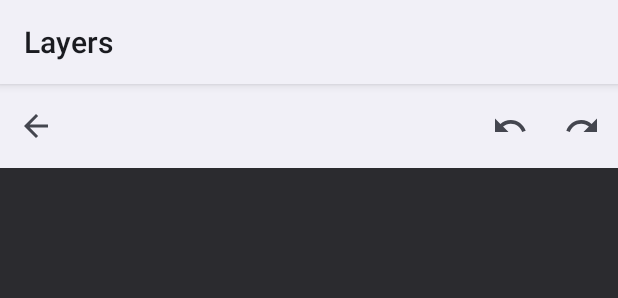
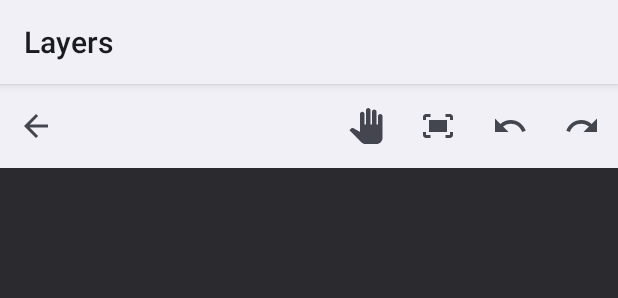
Before and after one commit to drhydr0/OpenLayers, an Android app: the layout activity_editor.xml on its own in the app's theme, with its tools: preview values and no code run, on a phone screen of 412 x 824 dp. Shown: the top 298 px of the screen. Run offline under Robolectric (Android 15) with nearby library versions, the phone set to English and light mode, and no system bars.

Commit message:
Add canvas navigation mode with pan, zoom, and fit
- A hand toggle in the top bar routes all canvas touches to the view:
  one finger pans, two fingers pan and zoom around the fingers. Editing
  gestures are off while it's on, so nothing moves by accident.
- Zoom is limited to 0.25x to 20x of the fitted view; the fit button
  returns to it. Document positions never change.
- After panning or zooming, layout changes (e.g. opening the layers
  panel) keep the view centered instead of refitting.
- Pan and zoom math is plain Kotlin with JVM tests.

Co-Authored-By: Claude Opus 5.5 <noreply@anthropic.com>
Claude-Session: https://claude.ai/code/session_01TR9B781iKaywFzwKjXBGyT

```diff
--- a/app/src/main/java/io/github/drhydr0/layers/render/DocumentView.kt
+++ b/app/src/main/java/io/github/drhydr0/layers/render/DocumentView.kt
@@ -41,6 +41,13 @@ class DocumentView @JvmOverloads constructor(
     var viewMatrix: Matrix = Matrix.IDENTITY
         private set
 
+    /** Scale of the fitted view, the reference for zoom limits. */
+    var fitScale: Double = 1.0
+        private set
+
+    // After the user pans or zooms, layout changes keep their view instead of refitting.
+    private var userAdjusted = false
+
     /** Extra drawing on top of the document in view coordinates, e.g. selection handles. */
     var overlay: ((Canvas) -> Unit)? = null
 
@@ -75,12 +82,34 @@ class DocumentView @JvmOverloads constructor(
             Rect(0.0, 0.0, width.toDouble(), height.toDouble()),
             margin = (MARGIN_DP * density).toDouble(),
         )
+        fitScale = Viewport.scaleOf(viewMatrix)
+        userAdjusted = false
+        invalidate()
+    }
+
+    /** Sets a panned or zoomed view. Navigation only: document positions never change. */
+    fun setUserView(matrix: Matrix) {
+        viewMatrix = matrix
+        userAdjusted = true
         invalidate()
     }
 
     override fun onSizeChanged(w: Int, h: Int, oldw: Int, oldh: Int) {
         super.onSizeChanged(w, h, oldw, oldh)
-        fitToScreen()
+        if (!userAdjusted || oldw == 0 || oldh == 0) {
+            fitToScreen()
+        } else {
+            // Keep what was centered still centered, e.g. when the layers panel opens.
+            viewMatrix = Viewport.pan(viewMatrix, (w - oldw) / 2.0, (h - oldh) / 2.0)
+            refreshFitScale()
+        }
+    }
+
+    private fun refreshFitScale() {
+        val doc = document ?: return
+        fitScale = Viewport.scaleOf(
+            Viewport.fit(doc.canvas.width, doc.canvas.height, Rect(0.0, 0.0, width.toDouble(), height.toDouble()), (MARGIN_DP * density).toDouble()),
+        )
     }
 
     override fun onDraw(canvas: Canvas) {
--- /dev/null
+++ b/app/src/main/res/drawable/ic_fit_screen.xml
@@ -0,0 +1,11 @@
+<?xml version="1.0" encoding="utf-8"?>
+<vector xmlns:android="http://schemas.android.com/apk/res/android"
+    android:width="24dp"
+    android:height="24dp"
+    android:tint="?android:attr/colorControlNormal"
+    android:viewportWidth="24"
+    android:viewportHeight="24">
+    <path
+        android:fillColor="#FFFFFFFF"
+        android:pathData="M17,4h3c1.1,0 2,0.9 2,2v2h-2V6h-3V4zM4,8V6h3V4H4C2.9,4 2,4.9 2,6v2H4zM20,16v2h-3v2h3c1.1,0 2,-0.9 2,-2v-2H20zM7,18H4v-2H2v2c0,1.1 0.9,2 2,2h3V18zM18,8H6v8h12V8z" />
+</vector>
--- /dev/null
+++ b/app/src/main/res/drawable/ic_pan.xml
@@ -0,0 +1,11 @@
+<?xml version="1.0" encoding="utf-8"?>
+<vector xmlns:android="http://schemas.android.com/apk/res/android"
+    android:width="24dp"
+    android:height="24dp"
+    android:tint="?android:attr/colorControlNormal"
+    android:viewportWidth="24"
+    android:viewportHeight="24">
+    <path
+        android:fillColor="#FFFFFFFF"
+        android:pathData="M23,5.5V20c0,2.2 -1.8,4 -4,4h-7.3c-1.08,0 -2.1,-0.43 -2.85,-1.19L1,14.83c0,0 1.26,-1.23 1.3,-1.25 0.22,-0.19 0.49,-0.29 0.79,-0.29 0.22,0 0.42,0.06 0.6,0.16 0.04,0.01 4.31,2.46 4.31,2.46V4c0,-0.83 0.67,-1.5 1.5,-1.5S11,3.17 11,4v7h1V1.5c0,-0.83 0.67,-1.5 1.5,-1.5S15,0.67 15,1.5V11h1V2.5c0,-0.83 0.67,-1.5 1.5,-1.5s1.5,0.67 1.5,1.5V11h1V5.5c0,-0.83 0.67,-1.5 1.5,-1.5s1.5,0.67 1.5,1.5z" />
+</vector>
--- /dev/null
+++ b/app/src/main/res/drawable/toggle_background.xml
@@ -0,0 +1,10 @@
+<?xml version="1.0" encoding="utf-8"?>
+<!-- Activated shows a toggle button is on, e.g. pan and zoom mode. -->
+<selector xmlns:android="http://schemas.android.com/apk/res/android">
+    <item android:state_activated="true">
+        <shape android:shape="oval">
+            <solid android:color="@color/layer_row_selected" />
+        </shape>
+    </item>
+    <item android:drawable="@android:color/transparent" />
+</selector>
--- a/app/src/main/res/layout/activity_editor.xml
+++ b/app/src/main/res/layout/activity_editor.xml
@@ -28,6 +28,22 @@
             android:ellipsize="end"
             android:maxLines="1"
             android:textAppearance="?android:attr/textAppearanceMedium" />
+
+        <ImageButton
+            android:id="@+id/editor_navigate"
+            android:layout_width="48dp"
+            android:layout_height="48dp"
+            android:background="@drawable/toggle_background"
+            android:contentDescription="@string/editor_navigate_off"
+            android:src="@drawable/ic_pan" />
+
+        <ImageButton
+            android:id="@+id/editor_fit"
+            android:layout_width="48dp"
+            android:layout_height="48dp"
+            android:background="?android:attr/selectableItemBackgroundBorderless"
+            android:contentDescription="@string/editor_fit"
+            android:src="@drawable/ic_fit_screen" />
 
         <ImageButton
             android:id="@+id/editor_undo"
--- a/app/src/main/res/values/strings.xml
+++ b/app/src/main/res/values/strings.xml
@@ -115,5 +115,8 @@
     <string name="layers_rename">Rename</string>
     <string name="layers_rename_title">Rename layer</string>
     <string name="layers_delete">Delete</string>
+    <string name="editor_navigate_off">Pan and zoom mode: off. Tap to move the view instead of layers.</string>
+    <string name="editor_navigate_on">Pan and zoom mode: on. Tap to edit layers again.</string>
+    <string name="editor_fit">Fit canvas to screen</string>
     <string name="editor_open_failed">Could not open the project.</string>
 </resources>
```
Also changed, not shown: app/src/main/java/io/github/drhydr0/layers/interaction/CanvasTouchController.kt (+14 -0 lines), app/src/main/java/io/github/drhydr0/layers/interaction/NavigationGestures.kt (added, +65 -0 lines), app/src/main/java/io/github/drhydr0/layers/render/Viewport.kt (+22 -0 lines), app/src/main/java/io/github/drhydr0/layers/ui/EditorActivity.kt (+13 -0 lines), 1 other file.
